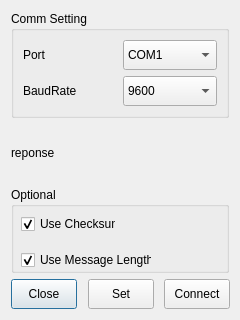
Qt form comm_setup_dialog.ui (xmartinly/zevisiongen) before a commit.
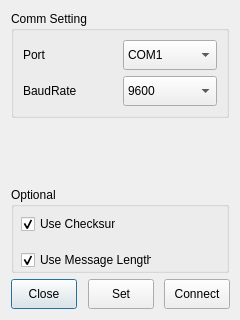
The same form after that commit.

```diff
--- a/comm_setup_dialog.ui
+++ b/comm_setup_dialog.ui
@@ -26,19 +26,6 @@
    <string>Comm Setup</string>
   </property>
   <layout class="QGridLayout" name="gridLayout" rowstretch="3,2,3,2">
-   <item row="1" column="0">
-    <widget class="QLabel" name="label_3">
-     <property name="minimumSize">
-      <size>
-       <width>0</width>
-       <height>30</height>
-      </size>
-     </property>
-     <property name="text">
-      <string>reponse</string>
-     </property>
-    </widget>
-   </item>
    <item row="0" column="0" colspan="5">
     <widget class="QGroupBox" name="groupBox">
      <property name="font">
@@ -286,6 +273,30 @@
      </property>
     </spacer>
    </item>
+   <item row="1" column="0" colspan="5">
+    <widget class="QLabel" name="resp_lb">
+     <property name="minimumSize">
+      <size>
+       <width>0</width>
+       <height>30</height>
+      </size>
+     </property>
+     <property name="font">
+      <font>
+       <bold>true</bold>
+      </font>
+     </property>
+     <property name="text">
+      <string/>
+     </property>
+     <property name="alignment">
+      <set>Qt::AlignLeading|Qt::AlignLeft|Qt::AlignTop</set>
+     </property>
+     <property name="wordWrap">
+      <bool>true</bool>
+     </property>
+    </widget>
+   </item>
   </layout>
  </widget>
  <resources/>
```
Left out of the diff: 2 changed lines with no effect on the pictures.
